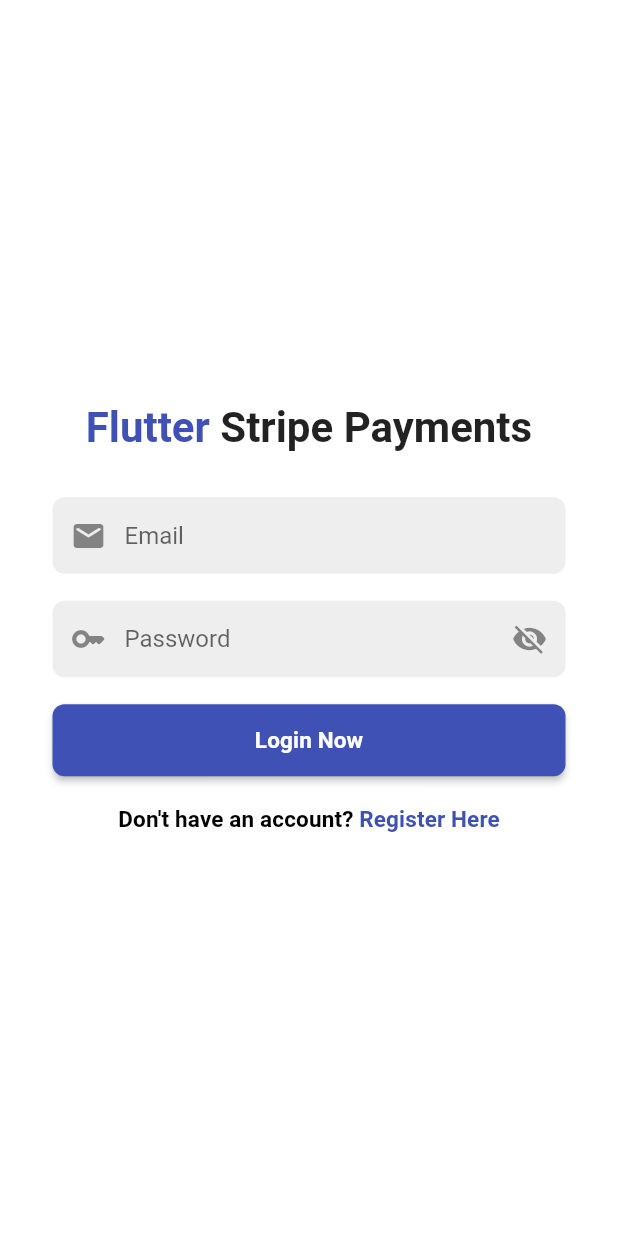
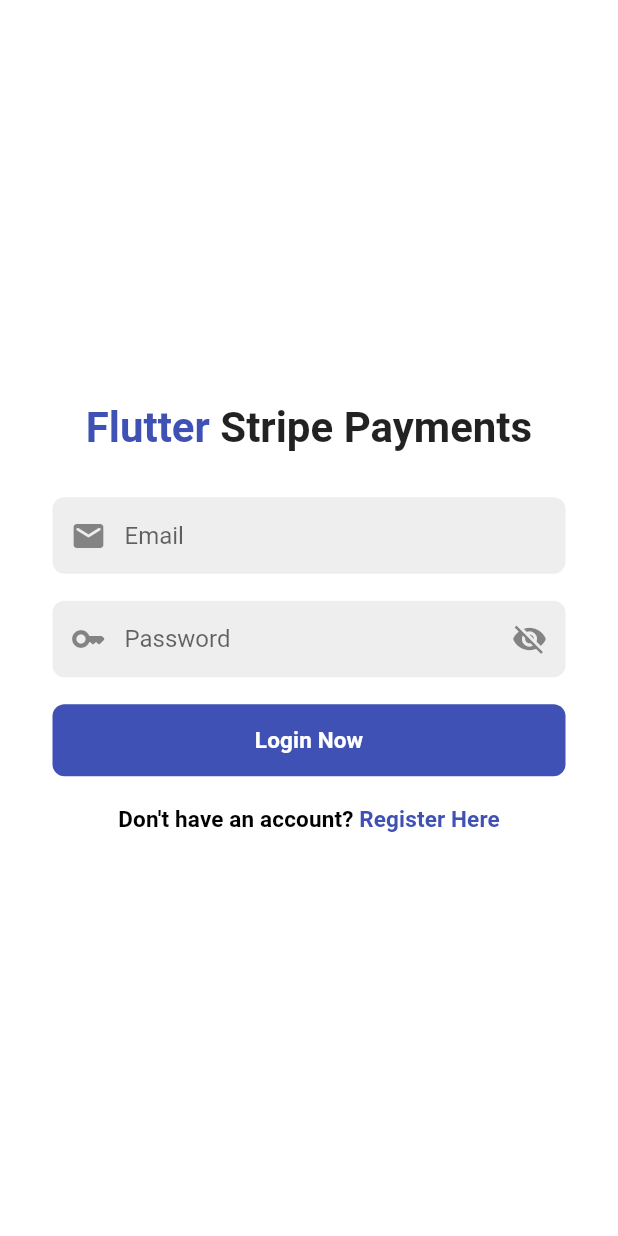
Before and after one commit to Rezuanul-Islam-Fahim/flutter_stripe_payments_app, a Flutter app: the screen it shows after launch, on a phone screen of 412 x 824 dp. Run offline on Flutter 3.47's test engine with Material 2 defaults, Android fonts, the phone set to English and light mode, and no system bars; our stand-ins replace firebase_core; accounts and stored records are empty.

Commit message:
Disable drop shadow

```diff
--- a/lib/helpers/auth_helper.dart
+++ b/lib/helpers/auth_helper.dart
@@ -30,6 +30,8 @@ class AuthHelper {
         borderRadius: BorderRadius.circular(8),
       ),
       textStyle: Theme.of(context).textTheme.titleSmall,
+      elevation: 0,
+      shadowColor: Colors.transparent,
     );
   }
 }
```
